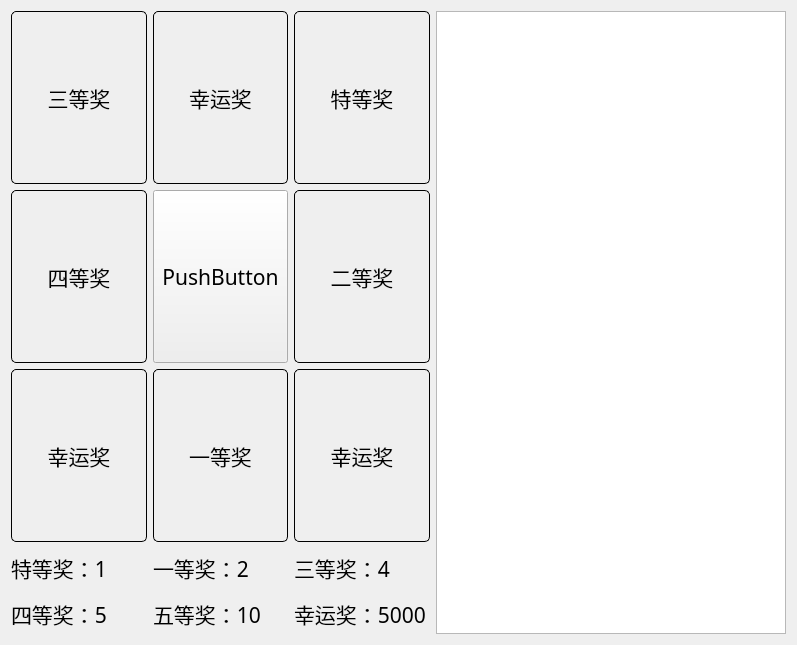
This is lottery.ui in yuelingfeng/lottery as Qt 5 draws it before an edit. The edited form follows.
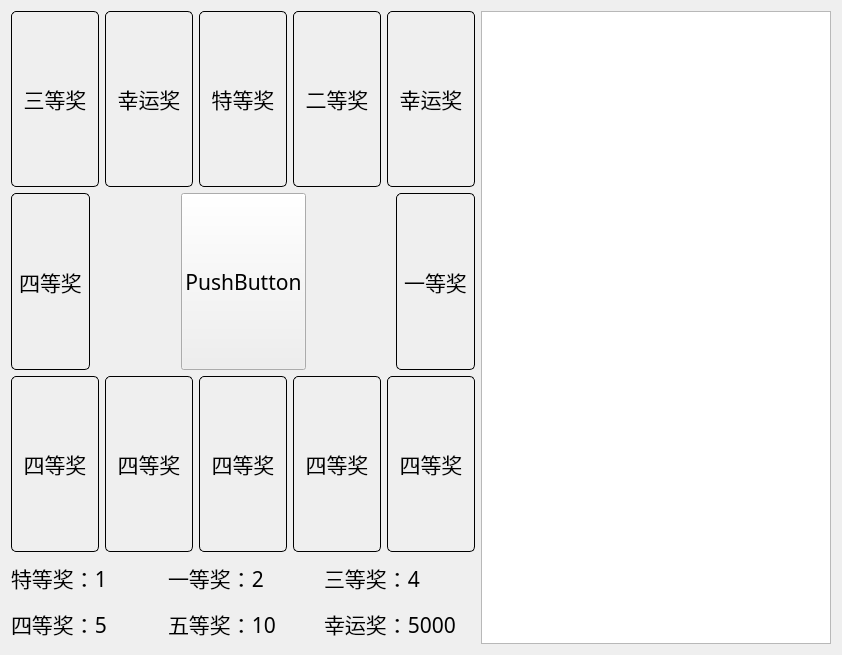
This is the edited form. Custom widgets are drawn as their Qt base class.

```diff
--- a/lottery.ui
+++ b/lottery.ui
@@ -6,8 +6,8 @@
    <rect>
     <x>0</x>
     <y>0</y>
-    <width>797</width>
-    <height>645</height>
+    <width>842</width>
+    <height>655</height>
    </rect>
   </property>
   <property name="windowTitle">
@@ -19,11 +19,9 @@
      <item>
       <layout class="QVBoxLayout" name="verticalLayout_3">
        <item>
-        <layout class="QVBoxLayout" name="verticalLayout_2">
+        <layout class="QHBoxLayout" name="horizontalLayout">
          <item>
-          <layout class="QHBoxLayout" name="horizontalLayout_3">
-           <item>
-            <widget class="QLabel" name="label_r1">
+          <widget class="MyLabel" name="label_r00">
              <property name="font">
               <font>
                <family>仿宋</family>
@@ -42,7 +40,7 @@
             </widget>
            </item>
            <item>
-            <widget class="QLabel" name="label_r2">
+          <widget class="MyLabel" name="label_r01">
              <property name="font">
               <font>
                <family>仿宋</family>
@@ -64,7 +62,7 @@
             </widget>
            </item>
            <item>
-            <widget class="QLabel" name="label_r3">
+          <widget class="MyLabel" name="label_r02">
              <property name="font">
               <font>
                <family>仿宋</family>
@@ -85,16 +83,62 @@
              </property>
             </widget>
            </item>
+         <item>
+          <widget class="MyLabel" name="label_r03">
+           <property name="font">
+            <font>
+             <family>仿宋</family>
+             <pointsize>16</pointsize>
+            </font>
+           </property>
+           <property name="styleSheet">
+            <string notr="true">border:1px solid black;border-radius:5px</string>
+           </property>
+           <property name="text">
+            <string>二等奖</string>
+           </property>
+           <property name="textFormat">
+            <enum>Qt::AutoText</enum>
+           </property>
+           <property name="alignment">
+            <set>Qt::AlignCenter</set>
+           </property>
+          </widget>
+         </item>
+         <item>
+          <widget class="MyLabel" name="label_r04">
+           <property name="font">
+            <font>
+             <family>仿宋</family>
+             <pointsize>16</pointsize>
+            </font>
+           </property>
+           <property name="styleSheet">
+            <string notr="true">border:1px solid black;border-radius:5px</string>
+           </property>
+           <property name="text">
+            <string>幸运奖</string>
+           </property>
+           <property name="textFormat">
+            <enum>Qt::AutoText</enum>
+           </property>
+           <property name="alignment">
+            <set>Qt::AlignCenter</set>
+           </property>
+          </widget>
+         </item>
           </layout>
          </item>
          <item>
-          <layout class="QHBoxLayout" name="horizontalLayout_4">
+        <layout class="QHBoxLayout" name="horizontalLayout_3">
            <item>
-            <widget class="QLabel" name="label_r8">
+          <layout class="QVBoxLayout" name="verticalLayout_2">
+           <item>
+            <widget class="MyLabel" name="label_r11">
              <property name="minimumSize">
               <size>
                <width>0</width>
-               <height>78</height>
+               <height>0</height>
               </size>
              </property>
              <property name="font">
@@ -114,6 +158,15 @@
              </property>
              <property name="alignment">
               <set>Qt::AlignCenter</set>
+             </property>
+            </widget>
+           </item>
+          </layout>
+         </item>
+         <item>
+          <widget class="QLabel" name="label">
+           <property name="text">
+            <string/>
              </property>
             </widget>
            </item>
@@ -121,8 +174,8 @@
             <widget class="QPushButton" name="pushButton">
              <property name="maximumSize">
               <size>
-               <width>16777215</width>
-               <height>500</height>
+             <width>500</width>
+             <height>501</height>
               </size>
              </property>
              <property name="baseSize">
@@ -143,105 +196,186 @@
             </widget>
            </item>
            <item>
-            <widget class="QLabel" name="label_r4">
-             <property name="font">
-              <font>
-               <family>仿宋</family>
-               <pointsize>16</pointsize>
-              </font>
-             </property>
-             <property name="styleSheet">
-              <string notr="true">border:1px solid black;border-radius:5px</string>
-             </property>
+          <widget class="QLabel" name="label_2">
              <property name="text">
-              <string>二等奖</string>
-             </property>
-             <property name="textFormat">
-              <enum>Qt::AutoText</enum>
-             </property>
-             <property name="alignment">
-              <set>Qt::AlignCenter</set>
-             </property>
-            </widget>
-           </item>
-          </layout>
-         </item>
-         <item>
-          <layout class="QHBoxLayout" name="horizontalLayout_5">
-           <item>
-            <widget class="QLabel" name="label_r7">
-             <property name="font">
-              <font>
-               <family>仿宋</family>
-               <pointsize>16</pointsize>
-              </font>
-             </property>
-             <property name="styleSheet">
-              <string notr="true">border:1px solid black;border-radius:5px</string>
-             </property>
-             <property name="text">
-              <string>幸运奖</string>
-             </property>
-             <property name="textFormat">
-              <enum>Qt::AutoText</enum>
-             </property>
-             <property name="alignment">
-              <set>Qt::AlignCenter</set>
-             </property>
-            </widget>
-           </item>
-           <item>
-            <widget class="QLabel" name="label_r6">
-             <property name="font">
-              <font>
-               <family>仿宋</family>
-               <pointsize>16</pointsize>
-              </font>
-             </property>
-             <property name="styleSheet">
-              <string notr="true">border:1px solid black;border-radius:5px</string>
-             </property>
-             <property name="text">
-              <string>一等奖</string>
-             </property>
-             <property name="textFormat">
-              <enum>Qt::AutoText</enum>
-             </property>
-             <property name="alignment">
-              <set>Qt::AlignCenter</set>
-             </property>
-            </widget>
-           </item>
-           <item>
-            <widget class="QLabel" name="label_r5">
-             <property name="font">
-              <font>
-               <family>仿宋</family>
-               <pointsize>16</pointsize>
-              </font>
-             </property>
-             <property name="styleSheet">
-              <string notr="true">border:1px solid black;border-radius:5px</string>
-             </property>
-             <property name="text">
-              <string>幸运奖</string>
-             </property>
-             <property name="textFormat">
-              <enum>Qt::AutoText</enum>
-             </property>
-             <property name="alignment">
-              <set>Qt::AlignCenter</set>
-             </property>
-            </widget>
-           </item>
-          </layout>
-         </item>
-        </layout>
+            <string/>
+           </property>
+          </widget>
        </item>
        <item>
         <layout class="QVBoxLayout" name="verticalLayout">
          <item>
-          <layout class="QHBoxLayout" name="horizontalLayout">
+            <widget class="MyLabel" name="label_r05">
+             <property name="font">
+              <font>
+               <family>仿宋</family>
+               <pointsize>16</pointsize>
+              </font>
+             </property>
+             <property name="styleSheet">
+              <string notr="true">border:1px solid black;border-radius:5px</string>
+             </property>
+             <property name="text">
+              <string>一等奖</string>
+             </property>
+             <property name="textFormat">
+              <enum>Qt::AutoText</enum>
+             </property>
+             <property name="alignment">
+              <set>Qt::AlignCenter</set>
+             </property>
+            </widget>
+           </item>
+          </layout>
+         </item>
+        </layout>
+       </item>
+       <item>
+        <layout class="QHBoxLayout" name="horizontalLayout_2">
+         <item>
+          <widget class="MyLabel" name="label_r10">
+           <property name="minimumSize">
+            <size>
+             <width>0</width>
+             <height>0</height>
+            </size>
+           </property>
+           <property name="font">
+            <font>
+             <family>仿宋</family>
+             <pointsize>16</pointsize>
+            </font>
+           </property>
+           <property name="styleSheet">
+            <string notr="true">border:1px solid black;border-radius:5px</string>
+           </property>
+           <property name="text">
+            <string>四等奖</string>
+           </property>
+           <property name="textFormat">
+            <enum>Qt::AutoText</enum>
+           </property>
+           <property name="alignment">
+            <set>Qt::AlignCenter</set>
+           </property>
+          </widget>
+         </item>
+         <item>
+          <widget class="MyLabel" name="label_r09">
+           <property name="minimumSize">
+            <size>
+             <width>0</width>
+             <height>0</height>
+            </size>
+           </property>
+           <property name="font">
+            <font>
+             <family>仿宋</family>
+             <pointsize>16</pointsize>
+            </font>
+           </property>
+           <property name="styleSheet">
+            <string notr="true">border:1px solid black;border-radius:5px</string>
+           </property>
+           <property name="text">
+            <string>四等奖</string>
+           </property>
+           <property name="textFormat">
+            <enum>Qt::AutoText</enum>
+           </property>
+           <property name="alignment">
+            <set>Qt::AlignCenter</set>
+           </property>
+          </widget>
+         </item>
+         <item>
+          <widget class="MyLabel" name="label_r08">
+           <property name="minimumSize">
+            <size>
+             <width>0</width>
+             <height>0</height>
+            </size>
+           </property>
+           <property name="font">
+            <font>
+             <family>仿宋</family>
+             <pointsize>16</pointsize>
+            </font>
+           </property>
+           <property name="styleSheet">
+            <string notr="true">border:1px solid black;border-radius:5px</string>
+           </property>
+           <property name="text">
+            <string>四等奖</string>
+           </property>
+           <property name="textFormat">
+            <enum>Qt::AutoText</enum>
+           </property>
+           <property name="alignment">
+            <set>Qt::AlignCenter</set>
+           </property>
+          </widget>
+         </item>
+         <item>
+          <widget class="MyLabel" name="label_r07">
+           <property name="minimumSize">
+            <size>
+             <width>0</width>
+             <height>0</height>
+            </size>
+           </property>
+           <property name="font">
+            <font>
+             <family>仿宋</family>
+             <pointsize>16</pointsize>
+            </font>
+           </property>
+           <property name="styleSheet">
+            <string notr="true">border:1px solid black;border-radius:5px</string>
+           </property>
+           <property name="text">
+            <string>四等奖</string>
+           </property>
+           <property name="textFormat">
+            <enum>Qt::AutoText</enum>
+           </property>
+           <property name="alignment">
+            <set>Qt::AlignCenter</set>
+           </property>
+          </widget>
+         </item>
+         <item>
+          <widget class="MyLabel" name="label_r06">
+           <property name="minimumSize">
+            <size>
+             <width>0</width>
+             <height>0</height>
+            </size>
+           </property>
+           <property name="font">
+            <font>
+             <family>仿宋</family>
+             <pointsize>16</pointsize>
+            </font>
+           </property>
+           <property name="styleSheet">
+            <string notr="true">border:1px solid black;border-radius:5px</string>
+           </property>
+           <property name="text">
+            <string>四等奖</string>
+           </property>
+           <property name="textFormat">
+            <enum>Qt::AutoText</enum>
+           </property>
+           <property name="alignment">
+            <set>Qt::AlignCenter</set>
+           </property>
+          </widget>
+         </item>
+        </layout>
+       </item>
+       <item>
+        <layout class="QHBoxLayout" name="horizontalLayout_5">
            <item>
             <widget class="QLabel" name="label_p1">
              <property name="maximumSize">
@@ -302,7 +436,7 @@
           </layout>
          </item>
          <item>
-          <layout class="QHBoxLayout" name="horizontalLayout_2">
+        <layout class="QHBoxLayout" name="horizontalLayout_4">
            <item>
             <widget class="QLabel" name="label_p4">
              <property name="maximumSize">
@@ -364,8 +498,6 @@
          </item>
         </layout>
        </item>
-      </layout>
-     </item>
      <item>
       <widget class="QTextEdit" name="textEdit">
        <property name="maximumSize">
@@ -386,6 +518,16 @@
    </item>
   </layout>
  </widget>
+ <customwidgets>
+  <customwidget>
+   <class>MyLabel</class>
+   <extends>QLabel</extends>
+   <header>mylabel.h</header>
+   <slots>
+    <signal>label_double_click()</signal>
+   </slots>
+  </customwidget>
+ </customwidgets>
  <resources/>
  <connections>
   <connection>
```
Left out of the diff: 209 changed lines with no effect on the pictures. Lines whose indentation alone changed are shown as unchanged.
